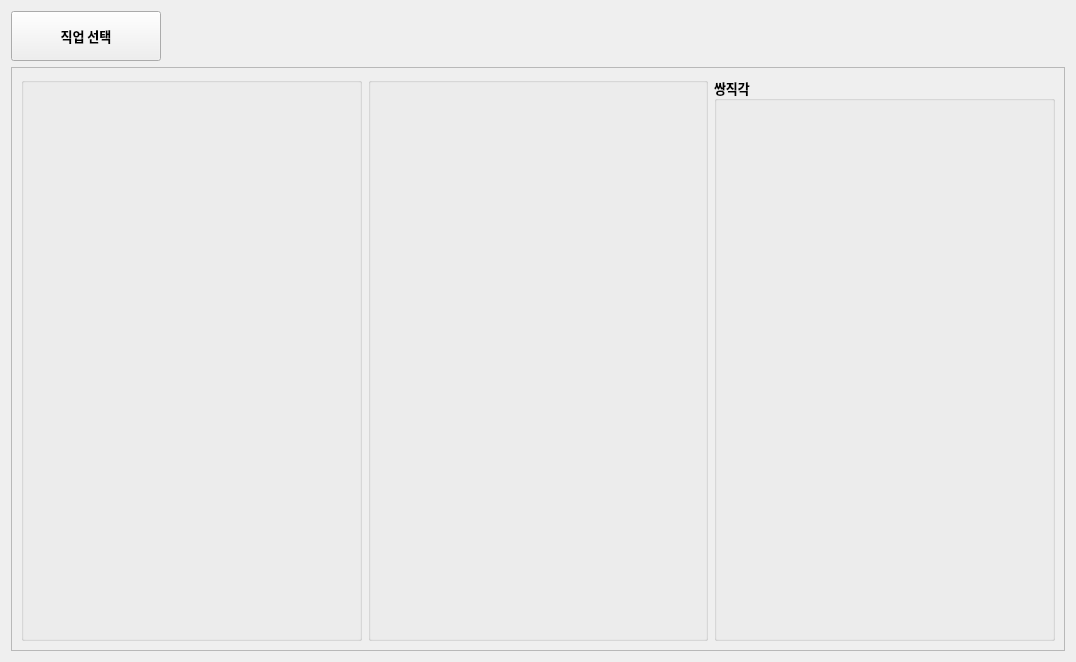
Old version of the form setting_adviser/setting_adviser.ui in the repository Wseop/Qt_LoaTools.
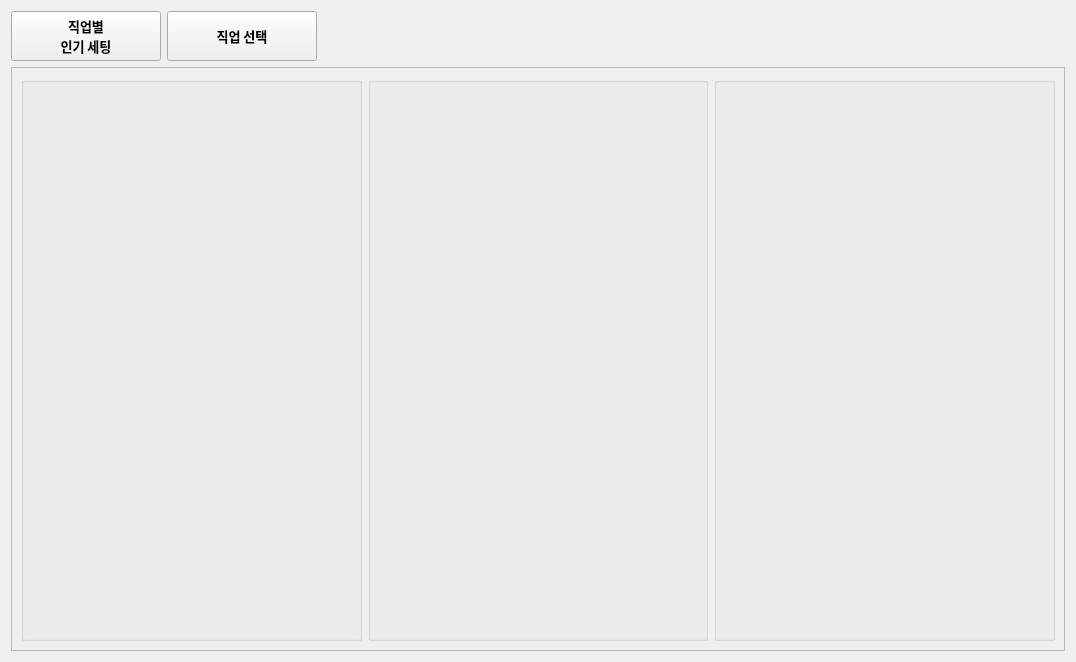
New version of the form.

Commit message: Implement function - render top3 settings per class

Diff of the .ui file:
```diff
--- a/setting_adviser/setting_adviser.ui
+++ b/setting_adviser/setting_adviser.ui
@@ -16,6 +16,33 @@
   <layout class="QVBoxLayout" name="verticalLayout">
    <item>
     <layout class="QHBoxLayout" name="hLayoutTop">
+     <item>
+      <widget class="QPushButton" name="pbTopSetting">
+       <property name="minimumSize">
+        <size>
+         <width>150</width>
+         <height>50</height>
+        </size>
+       </property>
+       <property name="maximumSize">
+        <size>
+         <width>150</width>
+         <height>50</height>
+        </size>
+       </property>
+       <property name="font">
+        <font>
+         <family>나눔스퀘어_ac Bold</family>
+         <pointsize>10</pointsize>
+         <bold>true</bold>
+        </font>
+       </property>
+       <property name="text">
+        <string>직업별
+인기 세팅</string>
+       </property>
+      </widget>
+     </item>
      <item>
       <widget class="QPushButton" name="pbSelectClass">
        <property name="minimumSize">
@@ -177,12 +204,15 @@
            <property name="font">
             <font>
              <family>나눔스퀘어 네오 ExtraBold</family>
-             <pointsize>10</pointsize>
+             <pointsize>16</pointsize>
              <bold>true</bold>
             </font>
            </property>
            <property name="title">
-            <string>쌍직각</string>
+            <string/>
+           </property>
+           <property name="alignment">
+            <set>Qt::AlignCenter</set>
            </property>
            <layout class="QVBoxLayout" name="verticalLayout_5">
             <item>
```
Left out of the diff: 16 changed lines with no effect on the pictures. The commit also changes 6 other files.
